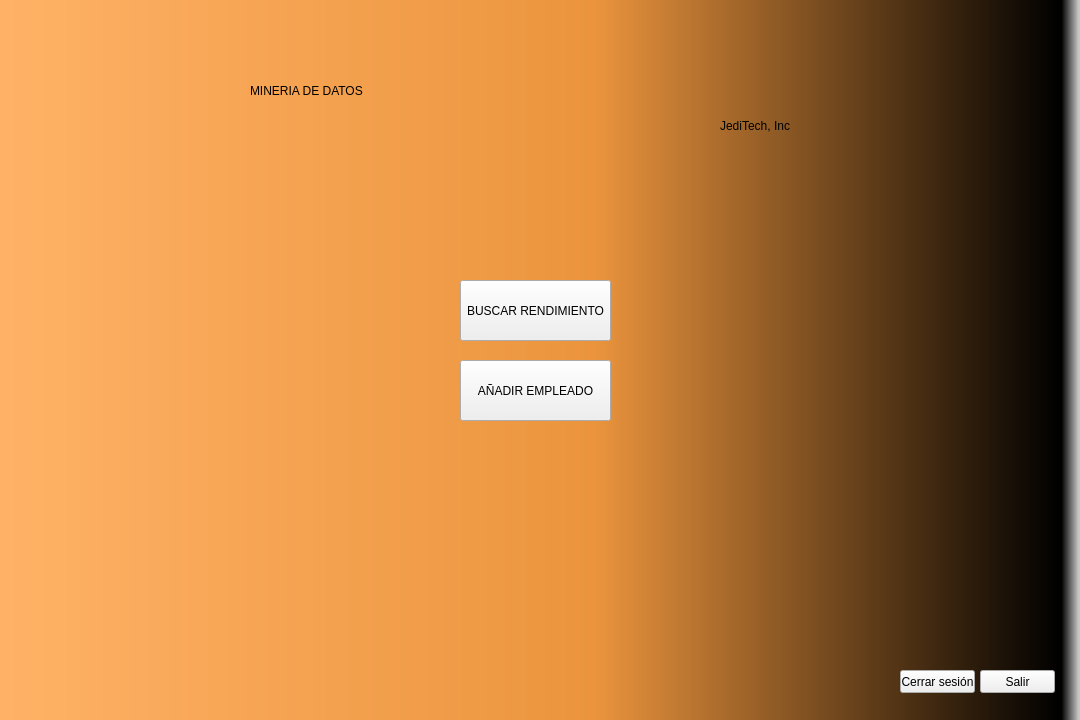
Granzo05/mineria-de-datos, file Interfaz/menu.ui: the form before one commit.
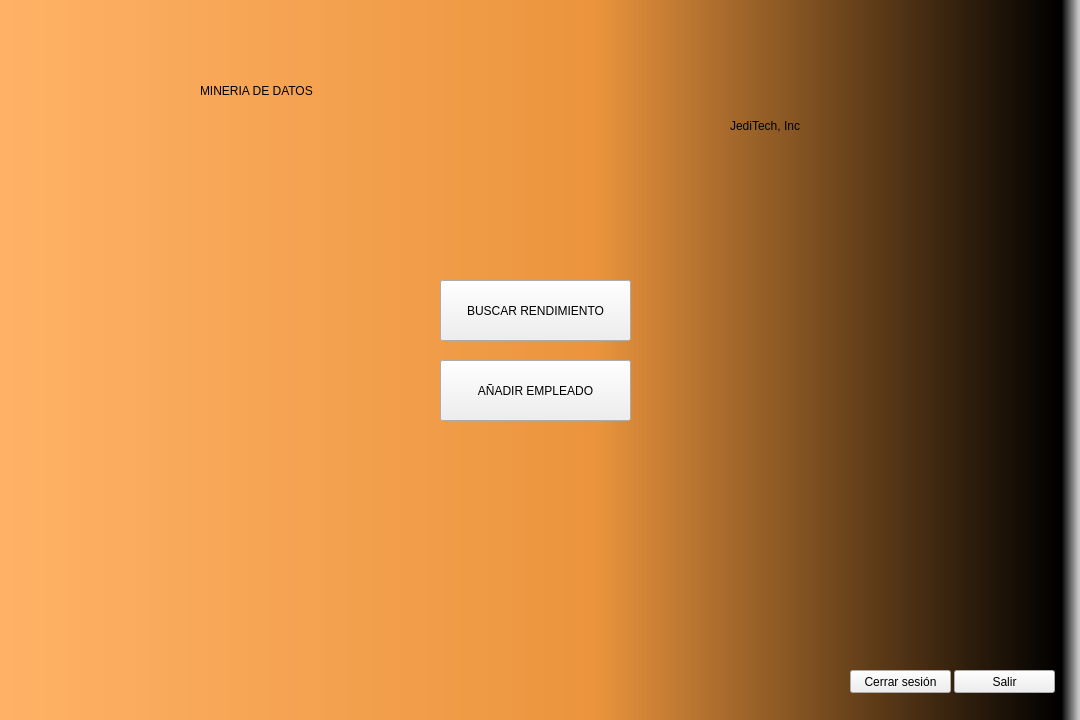
The form after the commit.

Diff of the .ui file:
```diff
--- a/Interfaz/menu.ui
+++ b/Interfaz/menu.ui
@@ -33,9 +33,9 @@
    <widget class="QLabel" name="label">
     <property name="geometry">
      <rect>
-      <x>250</x>
+      <x>200</x>
       <y>40</y>
-      <width>571</width>
+      <width>661</width>
       <height>101</height>
      </rect>
     </property>
@@ -49,9 +49,9 @@
    <widget class="QLabel" name="label_2">
     <property name="geometry">
      <rect>
-      <x>720</x>
+      <x>730</x>
       <y>100</y>
-      <width>121</width>
+      <width>131</width>
       <height>51</height>
      </rect>
     </property>
@@ -81,9 +81,9 @@
    <widget class="QPushButton" name="salir">
     <property name="geometry">
      <rect>
-      <x>980</x>
+      <x>954</x>
       <y>670</y>
-      <width>75</width>
+      <width>101</width>
       <height>23</height>
      </rect>
     </property>
@@ -97,9 +97,9 @@
    <widget class="QPushButton" name="cerrarSesion">
     <property name="geometry">
      <rect>
-      <x>900</x>
+      <x>850</x>
       <y>670</y>
-      <width>75</width>
+      <width>101</width>
       <height>23</height>
      </rect>
     </property>
@@ -113,9 +113,9 @@
    <widget class="QPushButton" name="buscar">
     <property name="geometry">
      <rect>
-      <x>460</x>
+      <x>440</x>
       <y>280</y>
-      <width>151</width>
+      <width>191</width>
       <height>61</height>
      </rect>
     </property>
@@ -126,9 +126,9 @@
    <widget class="QPushButton" name="agregar">
     <property name="geometry">
      <rect>
-      <x>460</x>
+      <x>440</x>
       <y>360</y>
-      <width>151</width>
+      <width>191</width>
       <height>61</height>
      </rect>
     </property>
```
